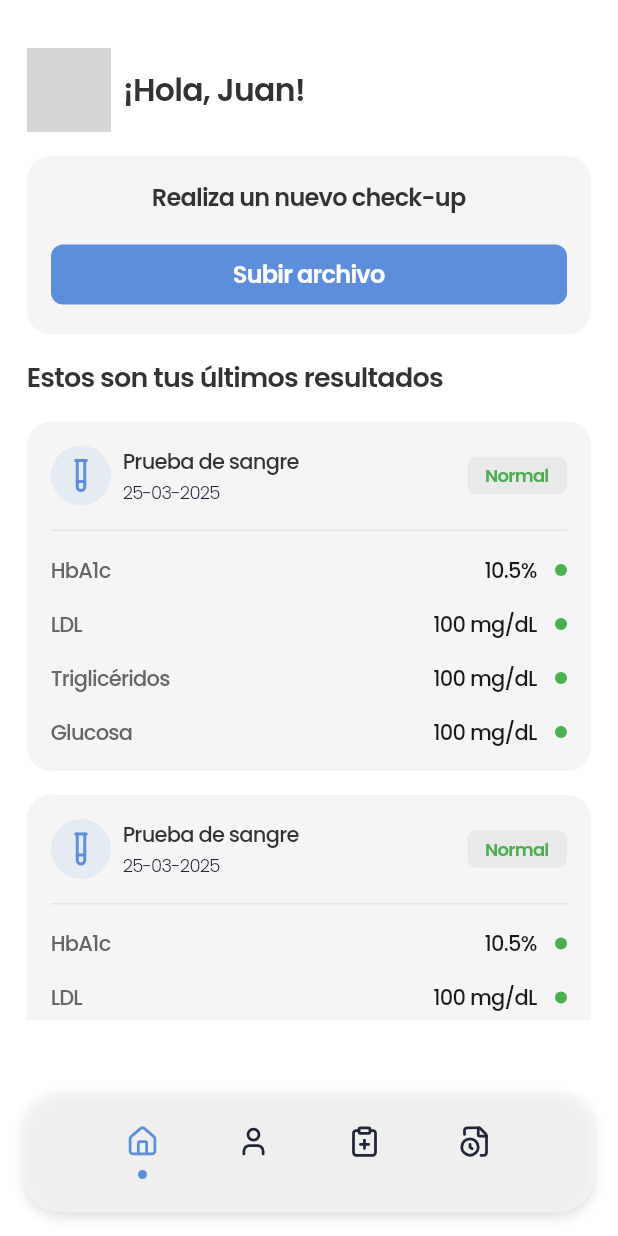
After one commit to angelbl11/mobile-preven-ia, a Flutter app: the HomeScreen screen opened by its route, on a phone screen of 412 x 824 dp. The commit adds this screen. Run offline on Flutter 3.47's test engine with Material 3 defaults, Android fonts, the phone set to English and light mode, and no system bars; our stand-ins replace cloud_firestore, community_material_icon, firebase_auth, firebase_core, flutter_riverpod, google_fonts and 4 more; accounts and stored records are empty; generated files the repository leaves out were written again; network calls fail; grey boxes are pictures that could not be loaded.

Commit message:
first home screen

```diff
--- a/lib/functions/show_toast.dart
+++ b/lib/functions/show_toast.dart
@@ -14,7 +14,7 @@ void showToast({
 }) {
   toastification.show(
     context: context,
-    style: ToastificationStyle.minimal,
+    style: ToastificationStyle.fillColored,
     autoCloseDuration: const Duration(seconds: 5),
     type: status.type,
     alignment: Alignment.bottomLeft,
--- a/lib/main.dart
+++ b/lib/main.dart
@@ -3,6 +3,7 @@ import 'package:flutter/material.dart';
 import 'package:flutter_riverpod/flutter_riverpod.dart';
 import 'package:mobile_preven_ia_app/resources/app_colors.dart';
 import 'package:mobile_preven_ia_app/screens/health-info/health_info_screen.dart';
+import 'package:mobile_preven_ia_app/screens/home/home_screen.dart';
 import 'package:mobile_preven_ia_app/screens/sign-in/sign_in_screen.dart';
 import 'package:mobile_preven_ia_app/screens/sign-up/sign_up_screen.dart';
 
@@ -27,6 +28,7 @@ class MainApp extends StatelessWidget {
           '/': (_) => const SignInScreen(),
           '/sign-up': (_) => const SignUpScreen(),
           '/health-info': (_) => const HealthInfoScreen(),
+          '/home': (_) => const HomeScreen(),
         },
       ),
     );
--- a/lib/resources/app_colors.dart
+++ b/lib/resources/app_colors.dart
@@ -3,13 +3,16 @@ import 'package:flutter/material.dart';
 class AppColors {
   static const Color primary = Color(0xFF5c8edc);
   static const Color secondary = Color(0xFF1e3a8a);
-  static const Color error = Color(0xFFB3001B);
-  static const Color success = Color(0xFF28A745);
+  static const Color error = Color(0xFFF44336);
+  static const Color success = Color(0xFF4CAF50);
+  static const Color warning = Color(0xFFFFC107);
   static const Color gray2 = Color(0XFFA0A0A0);
   static const Color gray3 = Color(0xFF9F9F9F);
   static const Color gray4 = Color(0xFFF5F5F5);
+  static const Color gray5 = Color(0xFF666666);
   static const Color text1 = Color(0xFF212738);
   static const Color text2 = Color(0xFF999999);
+  static const Color text3 = Color(0xFF1A1A1A);
 
   // Minimalist neutrals
   static const Color background = Color(0xFFFFFFFF); // Pure white background
--- a/lib/screens/health-info/health_info_screen.dart
+++ b/lib/screens/health-info/health_info_screen.dart
@@ -150,6 +150,7 @@ class _HealthInfoScreenState extends ConsumerState<HealthInfoScreen> {
               status: MessageStatus.success,
               context: context,
               message: 'Perfil completado exitosamente');
+          Navigator.pushNamed(context, '/home');
         },
       );
     }
--- /dev/null
+++ b/lib/screens/home/home_screen.dart
@@ -0,0 +1,200 @@
+// ignore_for_file: deprecated_member_use
+
+import 'package:flutter/material.dart';
+import 'package:lucide_icons_flutter/lucide_icons.dart';
+import 'package:mobile_preven_ia_app/resources/app_colors.dart';
+import 'package:mobile_preven_ia_app/resources/app_fonts.dart';
+import 'package:mobile_preven_ia_app/screens/home/widgets/clinical_results.dart';
+import 'package:mobile_preven_ia_app/widgets/pvi_button.dart';
+import 'package:mobile_preven_ia_app/widgets/pvi_text.dart';
+
+class HomeScreen extends StatefulWidget {
+  const HomeScreen({super.key});
+
+  @override
+  State<HomeScreen> createState() => _HomeScreenState();
+}
+
+class _HomeScreenState extends State<HomeScreen> {
+  // Track the selected navigation index.
+  int _selectedIndex = 0;
+
+  // Navigation handler for bottom nav items.
+  void _onNavItemTapped(int index) {
+    setState(() {
+      _selectedIndex = index;
+    });
+    // Handle navigation state here.
+    switch (index) {
+      case 0:
+        break;
+      case 1:
+        Navigator.pushNamed(context, '/profile');
+        break;
+      case 2:
+        Navigator.pushNamed(context, '/new');
+        break;
+      case 3:
+        Navigator.pushNamed(context, '/history');
+        break;
+    }
+  }
+
+  // Build a nav item with icon, label, and animated dot indicator if selected.
+  Widget _buildNavItem({
+    required int index,
+    required IconData iconData,
+    required String label,
+  }) {
+    final bool isSelected = _selectedIndex == index;
+    final Color itemColor = isSelected ? AppColors.primary : AppColors.text1;
+    return GestureDetector(
+      onTap: () => _onNavItemTapped(index),
+      child: Column(
+        spacing: 8,
+        mainAxisSize: MainAxisSize.min,
+        children: [
+          Icon(
+            iconData,
+            size: 22,
+            color: itemColor,
+          ),
+          AnimatedSwitcher(
+            duration: const Duration(milliseconds: 300),
+            transitionBuilder: (child, animation) =>
+                FadeTransition(opacity: animation, child: child),
+            child: isSelected
+                ? Container(
+                    key: ValueKey("dot$index"),
+                    width: 6,
+                    height: 6,
+                    decoration: BoxDecoration(
+                      color: itemColor,
+                      shape: BoxShape.circle,
+                    ),
+                  )
+                : SizedBox(
+                    key: ValueKey("empty$index"),
+                    height: 6,
+                  ),
+          ),
+        ],
+      ),
+    );
+  }
+
+  @override
+  Widget build(BuildContext context) {
+    return SafeArea(
+      child: Scaffold(
+        bottomNavigationBar: Container(
+          margin: const EdgeInsets.symmetric(horizontal: 16, vertical: 16),
+          decoration: BoxDecoration(
+            color: AppColors.gray4.withOpacity(0.7),
+            borderRadius: BorderRadius.circular(24),
+            boxShadow: const [
+              BoxShadow(
+                color: Colors.black12,
+                blurRadius: 6,
+                offset: Offset(0, 3),
+              ),
+            ],
+          ),
+          child: BottomAppBar(
+            clipBehavior: Clip.antiAlias,
+            color: Colors.transparent,
+            child: Padding(
+              padding: const EdgeInsets.symmetric(vertical: 8),
+              child: Row(
+                mainAxisAlignment: MainAxisAlignment.spaceEvenly,
+                children: [
+                  _buildNavItem(
+                      index: 0, iconData: LucideIcons.house, label: "Home"),
+                  _buildNavItem(
+                      index: 1, iconData: LucideIcons.user, label: "Profile"),
+                  _buildNavItem(
+                      index: 2,
+                      iconData: LucideIcons.clipboardPlus,
+                      label: "New"),
+                  _buildNavItem(
+                      index: 3,
+                      iconData: LucideIcons.fileClock,
+                      label: "History"),
+                ],
+              ),
+            ),
+          ),
+        ),
+        // Body content.
+        body: Padding(
+          padding: const EdgeInsets.symmetric(horizontal: 18, vertical: 32),
+          child: SingleChildScrollView(
+            child: Column(
+              spacing: 16,
+              crossAxisAlignment: CrossAxisAlignment.start,
+              children: [
+                Row(
+                  spacing: 8,
+                  children: [
+                    const CircleAvatar(
+                      radius: 28,
+                      backgroundImage:
+                          NetworkImage('https://i.pravatar.cc/300'),
+                    ),
+                    PviText(
+                      text: '¡Hola, Juan!',
+                      style: AppFonts.headline2,
+                    ),
+                  ],
+                ),
+                Align(
+                  alignment: Alignment.center,
+                  child: Container(
+                    width: double.infinity,
+                    padding: const EdgeInsets.all(16),
+                    decoration: BoxDecoration(
+                      color: AppColors.gray4,
+                      borderRadius: BorderRadius.all(Radius.circular(16)),
+                    ),
+                    child: Column(
+                      spacing: 16,
+                      crossAxisAlignment: CrossAxisAlignment.center,
+                      children: [
+                        PviText(
+                          text: 'Realiza un nuevo check-up',
+                          style: AppFonts.body2.copyWith(
+                            fontWeight: FontWeight.w600,
+                            fontSize: 16,
+                          ),
+                        ),
+                        SizedBox(
+                          width: double.infinity,
+                          child: PviButton(
+                            child: PviText(
+                              text: 'Subir archivo',
+                              style: AppFonts.button1.copyWith(
+                                color: AppColors.background,
+                              ),
+                            ),
+                            onPressed: () {},
+                          ),
+                        )
+                      ],
+                    ),
+                  ),
+                ),
+                PviText(
+                  text: 'Estos son tus últimos resultados',
+                  style: AppFonts.headline3,
+                ),
+                const ClinicalResults(),
+                const ClinicalResults(),
+                const ClinicalResults(),
+              ],
+            ),
+          ),
+        ),
+      ),
+    );
+  }
+}
--- /dev/null
+++ b/lib/screens/home/widgets/clinical_results.dart
@@ -0,0 +1,153 @@
+import 'package:flutter/material.dart';
+import 'package:lucide_icons_flutter/lucide_icons.dart';
+import 'package:mobile_preven_ia_app/resources/app_colors.dart';
+import 'package:mobile_preven_ia_app/resources/app_fonts.dart';
+import 'package:mobile_preven_ia_app/widgets/pvi_text.dart';
+
+class ClinicalResults extends StatelessWidget {
+  const ClinicalResults({
+    super.key,
+  });
+
+  @override
+  Widget build(BuildContext context) {
+    return Container(
+      padding: const EdgeInsets.all(16),
+      decoration: BoxDecoration(
+        color: AppColors.gray4,
+        borderRadius: BorderRadius.circular(16),
+      ),
+      child: Column(
+        spacing: 16,
+        children: [
+          Row(
+            spacing: 8,
+            children: [
+              Container(
+                padding: const EdgeInsets.all(8),
+                decoration: BoxDecoration(
+                  color:
+                      const Color.fromARGB(255, 74, 144, 226).withOpacity(0.1),
+                  borderRadius: BorderRadius.circular(100),
+                ),
+                child: const Icon(
+                  LucideIcons.testTube,
+                  color: AppColors.primary,
+                ),
+              ),
+              Column(
+                crossAxisAlignment: CrossAxisAlignment.start,
+                spacing: 2,
+                children: [
+                  PviText(text: 'Prueba de sangre', style: AppFonts.body2),
+                  PviText(
+                      text: '25-03-2025',
+                      style: AppFonts.body1.copyWith(fontSize: 12)),
+                ],
+              ),
+              const Spacer(),
+              Container(
+                padding:
+                    const EdgeInsets.symmetric(horizontal: 12, vertical: 4),
+                decoration: BoxDecoration(
+                  color: const Color.fromARGB(255, 0, 0, 0).withOpacity(0.05),
+                  borderRadius: BorderRadius.circular(6),
+                ),
+                child: PviText(
+                    text: 'Normal',
+                    style: AppFonts.body1.copyWith(
+                        fontSize: 12,
+                        color: AppColors.success,
+                        fontWeight: FontWeight.w600)),
+              ),
+            ],
+          ),
+          Divider(
+            color: AppColors.gray3.withOpacity(0.2),
+            height: 1,
+          ),
+          Row(
+            spacing: 12,
+            children: [
+              PviText(
+                  text: 'HbA1c',
+                  style: AppFonts.body2.copyWith(color: AppColors.gray5)),
+              const Spacer(),
+              PviText(
+                  text: '10.5%',
+                  style: AppFonts.body2.copyWith(color: AppColors.text3)),
+              Container(
+                width: 8,
+                height: 8,
+                decoration: BoxDecoration(
+                  color: AppColors.success,
+                  borderRadius: BorderRadius.circular(100),
+                ),
+              )
+            ],
+          ),
+          Row(
+            spacing: 12,
+            children: [
+              PviText(
+                  text: 'LDL',
+                  style: AppFonts.body2.copyWith(color: AppColors.gray5)),
+              const Spacer(),
+              PviText(
+                  text: '100 mg/dL',
+                  style: AppFonts.body2.copyWith(color: AppColors.text3)),
+              Container(
+                width: 8,
+                height: 8,
+                decoration: BoxDecoration(
+                  color: AppColors.success,
+                  borderRadius: BorderRadius.circular(100),
+                ),
+              )
+            ],
+          ),
+          Row(
+            spacing: 12,
+            children: [
+              PviText(
+                  text: 'Triglicéridos',
+                  style: AppFonts.body2.copyWith(color: AppColors.gray5)),
+              const Spacer(),
+              PviText(
+                  text: '100 mg/dL',
+                  style: AppFonts.body2.copyWith(color: AppColors.text3)),
+              Container(
+                width: 8,
+                height: 8,
+                decoration: BoxDecoration(
+                  color: AppColors.success,
+                  borderRadius: BorderRadius.circular(100),
+                ),
+              )
+            ],
+          ),
+          Row(
+            spacing: 12,
+            children: [
+              PviText(
+                  text: 'Glucosa',
+                  style: AppFonts.body2.copyWith(color: AppColors.gray5)),
+              const Spacer(),
+              PviText(
+                  text: '100 mg/dL',
+                  style: AppFonts.body2.copyWith(color: AppColors.text3)),
+              Container(
+                width: 8,
+                height: 8,
+                decoration: BoxDecoration(
+                  color: AppColors.success,
+                  borderRadius: BorderRadius.circular(100),
+                ),
+              )
+            ],
+          ),
+        ],
+      ),
+    );
+  }
+}
--- a/lib/screens/main-features/main_features_screen.dart
+++ /dev/null
@@ -1,14 +0,0 @@
-import 'package:flutter/material.dart';
-
-class MainFeaturesScreen extends StatelessWidget {
-  const MainFeaturesScreen({super.key});
-
-  @override
-  Widget build(BuildContext context) {
-    return const Scaffold(
-      body: Center(
-        child: Text('MainFeaturesScreen'),
-      ),
-    );
-  }
-}
--- a/lib/screens/sign-in/sign_in_screen.dart
+++ b/lib/screens/sign-in/sign_in_screen.dart
@@ -1,10 +1,7 @@
-import 'package:community_material_icon/community_material_icon.dart';
 import 'package:flutter/material.dart';
 import 'package:flutter_riverpod/flutter_riverpod.dart';
 import 'package:lucide_icons_flutter/lucide_icons.dart';
-import 'package:mobile_preven_ia_app/classes/message_status.dart';
 import 'package:mobile_preven_ia_app/firebase/auth/providers/fire_auth_controller.dart';
-import 'package:mobile_preven_ia_app/functions/show_toast.dart';
 import 'package:mobile_preven_ia_app/functions/status_handler_function.dart';
 import 'package:mobile_preven_ia_app/resources/app_colors.dart';
 import 'package:mobile_preven_ia_app/resources/app_fonts.dart';
@@ -79,10 +76,7 @@ class _SignInScreenState extends ConsumerState<SignInScreen> {
           if (step == 'health-info') {
             Navigator.pushNamed(context, '/health-info');
           } else {
-            showToast(
-                status: MessageStatus.success,
-                context: context,
-                message: 'Inicio de sesión exitoso');
+            Navigator.pushNamed(context, '/home');
           }
         },
       );
@@ -102,6 +96,7 @@ class _SignInScreenState extends ConsumerState<SignInScreen> {
                 // Do not autovalidate; errors only show on submit.
                 autovalidateMode: AutovalidateMode.disabled,
                 child: Column(
+                  spacing: 22,
                   crossAxisAlignment: CrossAxisAlignment.start,
                   children: [
                     Align(
@@ -109,19 +104,17 @@ class _SignInScreenState extends ConsumerState<SignInScreen> {
                       child: Image.asset(
                         'assets/images/logo.png',
                         width: 350,
-                        height: 80,
+                        height: 90,
                       ),
                     ),
                     PviText(
                       text: 'Bienvenido de nuevo',
                       style: AppFonts.headline1,
                     ),
-                    const SizedBox(height: 22),
                     PviText(
                       text: 'Inicia sesión para continuar',
                       style: AppFonts.subtitle2,
                     ),
-                    const SizedBox(height: 22),
                     PviTextInput(
                       controller: _emailController,
                       keyboardType: TextInputType.emailAddress,
@@ -143,7 +136,6 @@ class _SignInScreenState extends ConsumerState<SignInScreen> {
                         return null;
                       },
                     ),
-                    const SizedBox(height: 22),
                     PviPasswordInput(
                       controller: _passwordController,
                       prefixIcon: const Icon(
@@ -168,23 +160,20 @@ class _SignInScreenState extends ConsumerState<SignInScreen> {
                         text: '¿Olvidaste tu contraseña?',
                       ),
                     ),
-                    const SizedBox(height: 32),
                     SizedBox(
                       width: double.infinity,
                       height: 56,
                       child: PviButton(
-                        // Enable the button only when the form is ready based on our simple validity.
                         onPressed:
                             _isFormValid ? () async => await _submit() : null,
                         child: PviText(
-                          text: 'Continuar',
+                          text: 'Iniciar sesión',
                           style: AppFonts.button1.copyWith(
                             color: Colors.white,
                           ),
                         ),
                       ),
                     ),
-                    const SizedBox(height: 22),
                     Row(
                       mainAxisAlignment: MainAxisAlignment.center,
                       children: [
--- a/lib/screens/sign-up/sign_up_screen.dart
+++ b/lib/screens/sign-up/sign_up_screen.dart
@@ -112,6 +112,14 @@ class _SignUpScreenState extends ConsumerState<SignUpScreen> {
                   spacing: 22,
                   crossAxisAlignment: CrossAxisAlignment.start,
                   children: [
+                    Align(
+                      alignment: Alignment.center,
+                      child: Image.asset(
+                        'assets/images/logo.png',
+                        width: 350,
+                        height: 90,
+                      ),
+                    ),
                     PviText(text: 'Crea tu cuenta', style: AppFonts.headline1),
                     PviText(
                         text: 'Ingresa tus datos para registrarte',
--- a/lib/screens/welcome/welcome_screen.dart
+++ /dev/null
@@ -1,14 +0,0 @@
-import 'package:flutter/material.dart';
-
-class WelcomeScreen extends StatelessWidget {
-  const WelcomeScreen({super.key});
-
-  @override
-  Widget build(BuildContext context) {
-    return const Scaffold(
-      body: Center(
-        child: Text('WelcomeScreen'),
-      ),
-    );
-  }
-}
```
